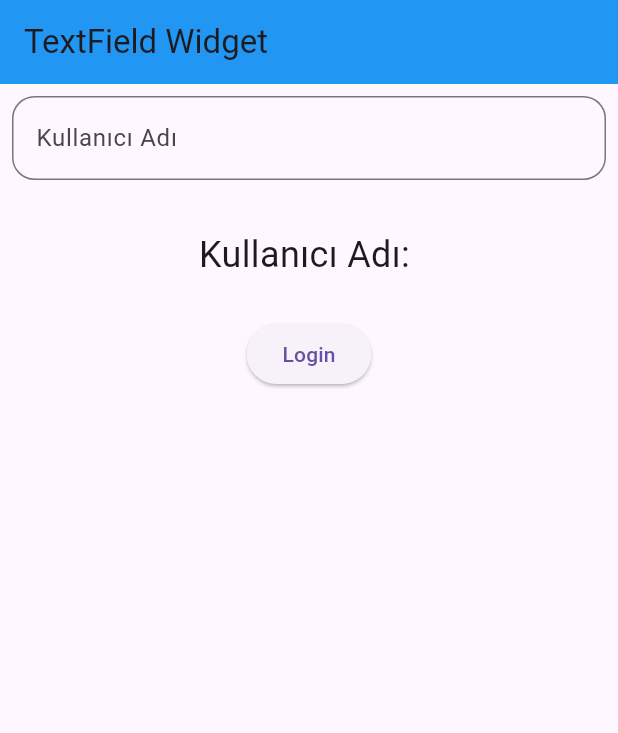
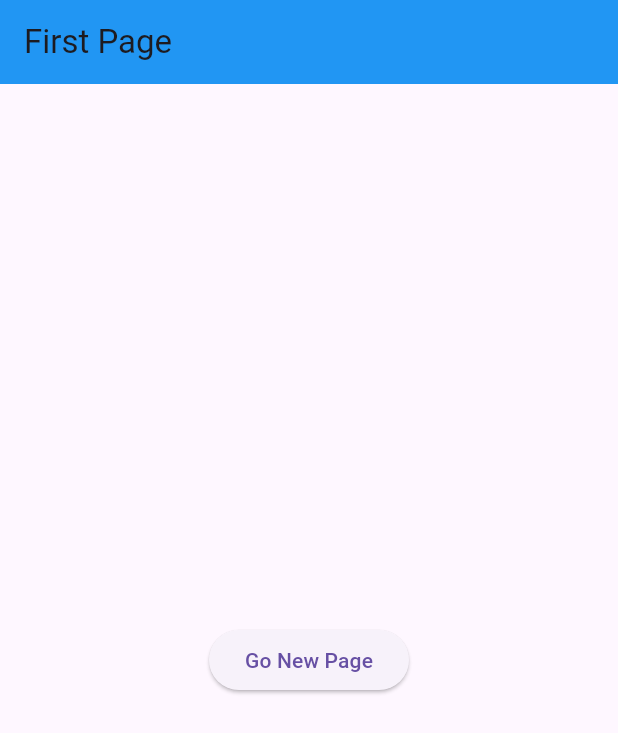
Before and after one commit to eminaydinalp/izu_mobile, a Flutter app: the screen it shows after launch, on a phone screen of 412 x 824 dp. Shown: the top 733 px of the screen. Run offline on Flutter 3.47's test engine with Material 3 defaults, Android fonts, the phone set to English and light mode, and no system bars.

Commit message:
Navigator

```diff
--- a/lib/main.dart
+++ b/lib/main.dart
@@ -5,6 +5,7 @@ import 'package:konu_anlatim/MainWidgets/ColumnAndRow.dart';
 import 'package:konu_anlatim/MainWidgets/ContainerWidget.dart';
 import 'package:konu_anlatim/MainWidgets/TextFieldWidget.dart';
 import 'package:konu_anlatim/MainWidgets/TextWidget.dart';
+import 'package:konu_anlatim/navigator_processes/first_page.dart';
 
 void main() {
   runApp(const MyApp());
@@ -17,7 +18,7 @@ class MyApp extends StatelessWidget {
   Widget build(BuildContext context) {
     return MaterialApp(
       debugShowCheckedModeBanner: false,
-      home: Textfieldwidget()
+      home: FirstPage()
     );
   }
 }
--- /dev/null
+++ b/lib/navigator_processes/first_page.dart
@@ -0,0 +1,31 @@
+import 'package:flutter/material.dart';
+import 'package:konu_anlatim/MainWidgets/TextFieldWidget.dart';
+import 'package:konu_anlatim/navigator_processes/second_page.dart';
+
+class FirstPage extends StatelessWidget {
+  const FirstPage({super.key});
+
+  @override
+  Widget build(BuildContext context) {
+    return Scaffold(
+      appBar: AppBar(
+        backgroundColor: Colors.blue,
+        title: Text("First Page"),
+      ),
+
+      body: Center(
+        child: ElevatedButton(
+          onPressed: (){
+            Navigator.push(
+              context,
+              MaterialPageRoute(
+                  builder: (context) => SecondPage())
+
+            );
+          },
+          child: Text("Go New Page"),
+        ),
+      ),
+    );
+  }
+}
```
Also changed, not shown: lib/navigator_processes/second_page.dart (added, +25 -0 lines), 2 other files.
